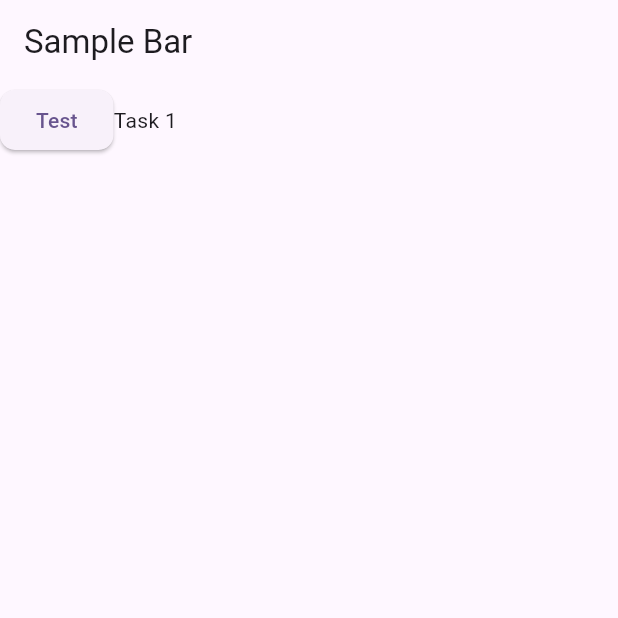
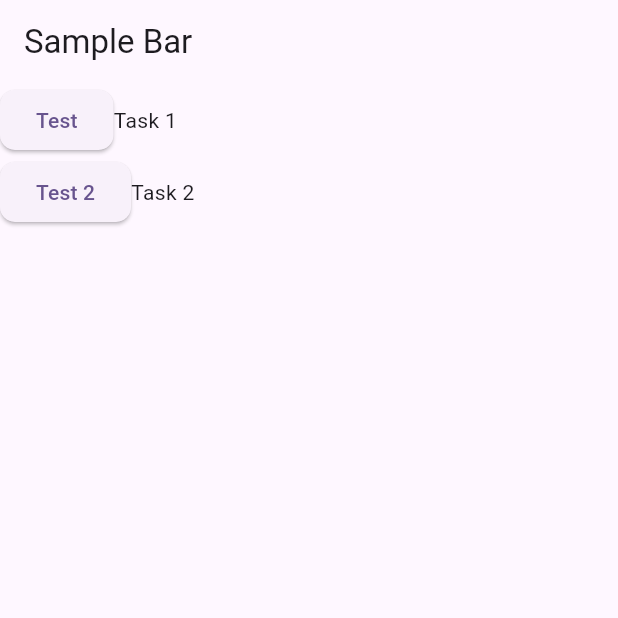
Before and after one commit to Wildtypers/adaptiveCalander, a Flutter app: the screen it shows after launch, on a phone screen of 412 x 824 dp, the top half of it. Run offline on Flutter 3.47's test engine with Material 3 defaults, Android fonts, the phone set to English and light mode, and no system bars.

Commit message:
Adding Second List

```diff
--- a/main/lib/main.dart
+++ b/main/lib/main.dart
@@ -56,9 +56,30 @@ class _HomePageState extends State<MyHomePage>{
                     Text('Task 1'),
                   ]
                 ),
-              ]
+              ],
             ),
-            Row(),
+            Row(
+              children: [
+                Column(
+                  children: [
+                    ElevatedButton(
+                      style: ElevatedButton.styleFrom(
+                        shape: RoundedRectangleBorder(
+                          borderRadius: BorderRadius.circular(10),
+                         ),
+                      ),
+                      onPressed: () {},
+                      child: const Text('Test 2')
+                    ),
+                  ]
+                ),
+                Column(
+                  children: [
+                    Text('Task 2'),
+                  ]
+                ),
+              ],
+            ),
             Row(),
           ],
         ),
```
